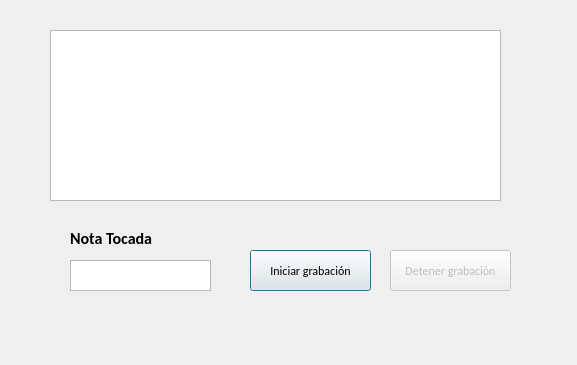
Qt form GUILBass/forms/grabar.ui (mgoyret/UTN_FRBA_INFO_II_2020_TPO_LASER-BASS) before a commit.
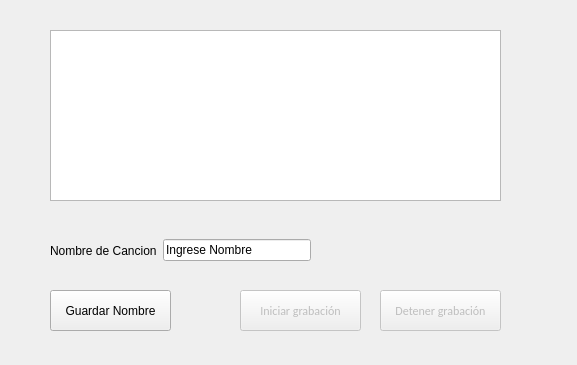
The same form after that commit. Custom widgets are drawn as their Qt base class.

What changed in the file:
```diff
--- a/GUILBass/forms/grabar.ui
+++ b/GUILBass/forms/grabar.ui
@@ -14,10 +14,13 @@
    <string>Dialog</string>
   </property>
   <widget class="QPushButton" name="PBrec">
+   <property name="enabled">
+    <bool>false</bool>
+   </property>
    <property name="geometry">
     <rect>
-     <x>250</x>
-     <y>250</y>
+     <x>240</x>
+     <y>290</y>
      <width>121</width>
      <height>41</height>
     </rect>
@@ -41,8 +44,8 @@
    </property>
    <property name="geometry">
     <rect>
-     <x>390</x>
-     <y>250</y>
+     <x>380</x>
+     <y>290</y>
      <width>121</width>
      <height>41</height>
     </rect>
@@ -57,40 +60,6 @@
     <string>Detener grabación</string>
    </property>
   </widget>
-  <widget class="QLabel" name="label_2">
-   <property name="geometry">
-    <rect>
-     <x>70</x>
-     <y>230</y>
-     <width>121</width>
-     <height>17</height>
-    </rect>
-   </property>
-   <property name="font">
-    <font>
-     <family>Calibri</family>
-     <pointsize>12</pointsize>
-     <weight>75</weight>
-     <bold>true</bold>
-    </font>
-   </property>
-   <property name="text">
-    <string>Nota Tocada</string>
-   </property>
-  </widget>
-  <widget class="QTextEdit" name="Nota">
-   <property name="geometry">
-    <rect>
-     <x>70</x>
-     <y>260</y>
-     <width>141</width>
-     <height>31</height>
-    </rect>
-   </property>
-   <property name="readOnly">
-    <bool>true</bool>
-   </property>
-  </widget>
   <widget class="QGuitarView" name="graphicsView">
    <property name="geometry">
     <rect>
@@ -101,6 +70,45 @@
     </rect>
    </property>
   </widget>
+  <widget class="QWidget" name="horizontalLayoutWidget">
+   <property name="geometry">
+    <rect>
+     <x>50</x>
+     <y>230</y>
+     <width>261</width>
+     <height>41</height>
+    </rect>
+   </property>
+   <layout class="QHBoxLayout" name="horizontalLayout">
+    <item>
+     <widget class="QLabel" name="label">
+      <property name="text">
+       <string>Nombre de Cancion</string>
+      </property>
+     </widget>
+    </item>
+    <item>
+     <widget class="QLineEdit" name="lineEditNombre">
+      <property name="text">
+       <string>Ingrese Nombre</string>
+      </property>
+     </widget>
+    </item>
+   </layout>
+  </widget>
+  <widget class="QPushButton" name="PBnombre">
+   <property name="geometry">
+    <rect>
+     <x>50</x>
+     <y>290</y>
+     <width>121</width>
+     <height>41</height>
+    </rect>
+   </property>
+   <property name="text">
+    <string>Guardar Nombre</string>
+   </property>
+  </widget>
  </widget>
  <customwidgets>
   <customwidget>
```
